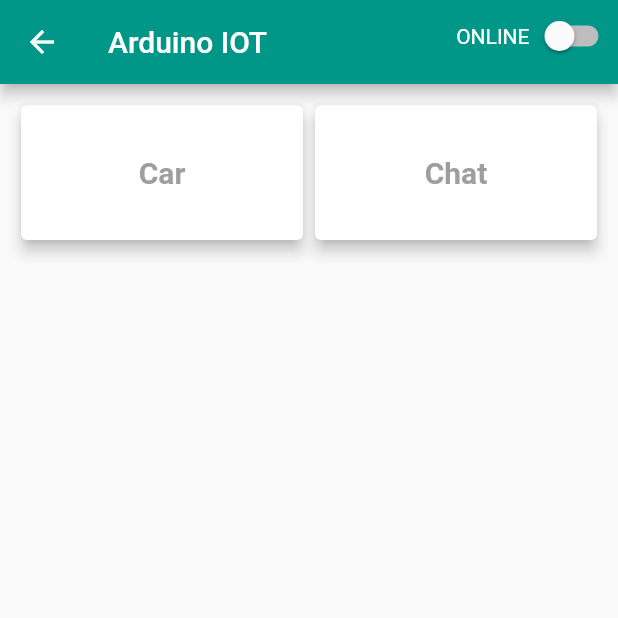
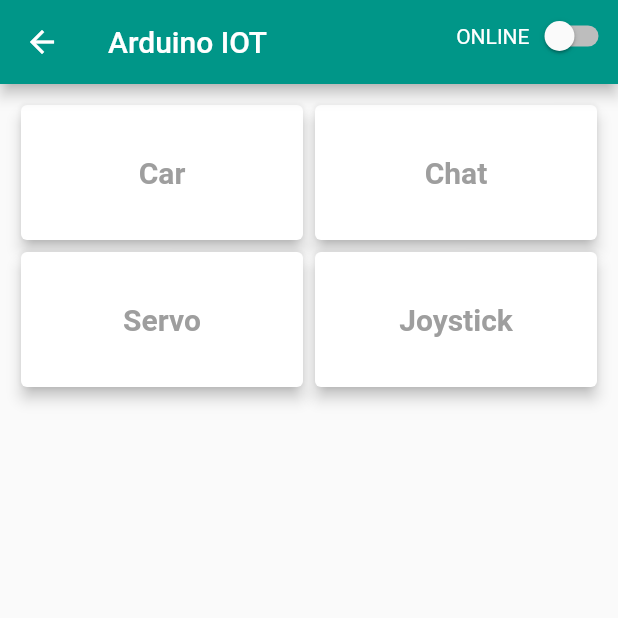
Before and after one commit to gangadharashettypj/ArduinoIOT, a Flutter app: the Home screen opened by its route, on a phone screen of 412 x 824 dp, the top half of it. Run offline on Flutter 3.47's test engine with Material 2 defaults, Android fonts, the phone set to English and light mode, and no system bars; our stand-ins replace flutter_local_notifications, shared_preferences, sleek_circular_slider; missing offline and left inert: chat_list, control_pad, get_ip, udp; accounts and stored records are empty.

Commit message:
added joystick and login screen

```diff
--- a/lib/local/local_data.dart
+++ b/lib/local/local_data.dart
@@ -6,4 +6,6 @@ enum ConnectionType { HTTP, UDP }
 
 class LocalData {
   static ConnectionType connectionType = ConnectionType.HTTP;
+  static String username = 'user';
+  static String password = 'pass';
 }
--- a/lib/resources/routes.dart
+++ b/lib/resources/routes.dart
@@ -6,4 +6,7 @@ class Routes {
   get car => '/car';
   get splash => '/splash';
   get home => '/home';
+  get trial => '/tria;';
+  get servo => '/servo';
+  get joystick => '/joystick';
 }
--- a/lib/ui/screen/home/home.dart
+++ b/lib/ui/screen/home/home.dart
@@ -88,6 +88,42 @@ class _HomeState extends State<Home> {
                 onTap: () => Navigator.pushNamed(context, R.routes.chat),
               ),
             ),
+            Card(
+              elevation: 4,
+              child: InkWell(
+                child: Container(
+                  child: Center(
+                    child: Text(
+                      "Servo",
+                      style: TextStyle(
+                        fontSize: 20,
+                        fontWeight: FontWeight.bold,
+                        color: R.color.gray,
+                      ),
+                    ),
+                  ),
+                ),
+                onTap: () => Navigator.pushNamed(context, R.routes.servo),
+              ),
+            ),
+            Card(
+              elevation: 4,
+              child: InkWell(
+                child: Container(
+                  child: Center(
+                    child: Text(
+                      "Joystick",
+                      style: TextStyle(
+                        fontSize: 20,
+                        fontWeight: FontWeight.bold,
+                        color: R.color.gray,
+                      ),
+                    ),
+                  ),
+                ),
+                onTap: () => Navigator.pushNamed(context, R.routes.joystick),
+              ),
+            ),
           ],
           gridDelegate: SliverGridDelegateWithFixedCrossAxisCount(
             crossAxisCount: 2,
--- a/lib/ui/screen/splash.dart
+++ b/lib/ui/screen/splash.dart
@@ -15,7 +15,7 @@ class SplashScreen extends StatelessWidget {
 
     Future.delayed(
       Duration(seconds: 2),
-      () => Navigator.pushReplacementNamed(context, R.routes.home),
+      () => Navigator.pushReplacementNamed(context, R.routes.trial),
     );
     return Scaffold(
       body: Container(
--- a/pubspec.yaml
+++ b/pubspec.yaml
@@ -15,6 +15,8 @@ dependencies:
   get_ip: ^0.4.0
   flutter_local_notifications: ^1.4.0
   chat_list: ^0.0.1+21
+  sleek_circular_slider: ^1.1.0
+  control_pad: ^1.0.1+1
 
 
 dev_dependencies:
```
Also changed, not shown: lib/main.dart (+14 -0 lines), lib/ui/screen/feature/joystick/joystick.dart (added, +19 -0 lines), lib/ui/screen/feature/login/login.dart (added, +78 -0 lines), lib/ui/screen/feature/servo/servo.dart (added, +41 -0 lines), lib/ui/screen/home/trialer.dart (added, +56 -0 lines), pubspec.lock, 1 other file.
